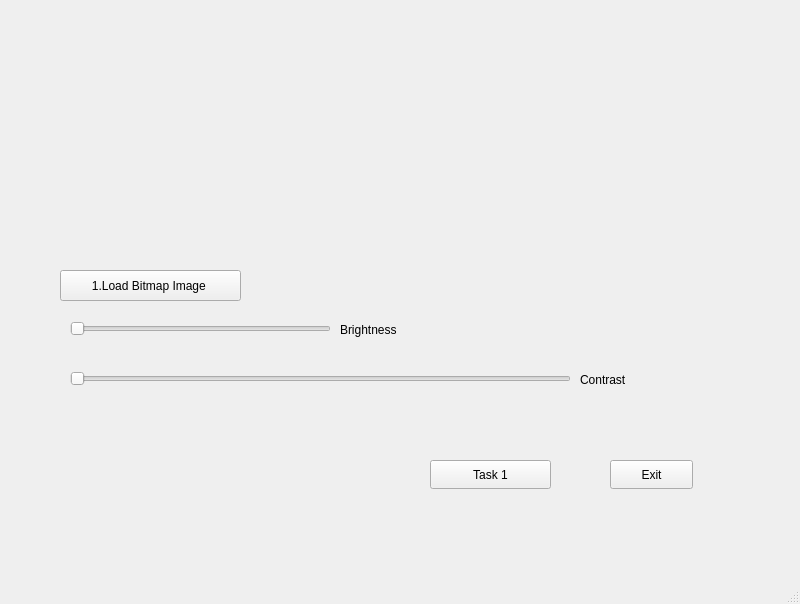
This is mainwindow.ui in juman004/ECE484WHub as Qt 5 draws it before an edit. The edited form follows.
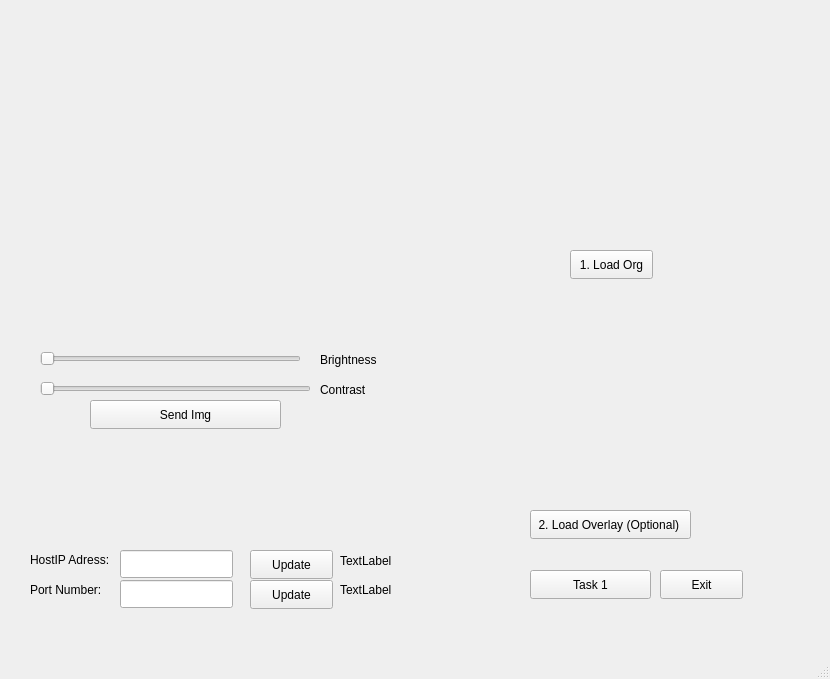
This is the edited form.

Commit message: Asgg4 W/o Alternative Design

What changed in the file:
```diff
--- a/mainwindow.ui
+++ b/mainwindow.ui
@@ -6,8 +6,8 @@
    <rect>
     <x>0</x>
     <y>0</y>
-    <width>800</width>
-    <height>604</height>
+    <width>830</width>
+    <height>679</height>
    </rect>
   </property>
   <property name="windowTitle">
@@ -17,10 +17,10 @@
    <widget class="QStackedWidget" name="stackedWidget">
     <property name="geometry">
      <rect>
-      <x>0</x>
-      <y>-30</y>
-      <width>801</width>
-      <height>621</height>
+      <x>10</x>
+      <y>0</y>
+      <width>811</width>
+      <height>661</height>
      </rect>
     </property>
     <property name="currentIndex">
@@ -123,8 +123,8 @@
      <widget class="QPushButton" name="pushButton_5">
       <property name="geometry">
        <rect>
-        <x>430</x>
-        <y>490</y>
+        <x>520</x>
+        <y>570</y>
         <width>121</width>
         <height>29</height>
        </rect>
@@ -136,8 +136,8 @@
      <widget class="QPushButton" name="pushButton_6">
       <property name="geometry">
        <rect>
-        <x>610</x>
-        <y>490</y>
+        <x>650</x>
+        <y>570</y>
         <width>83</width>
         <height>29</height>
        </rect>
@@ -146,26 +146,13 @@
        <string>Exit</string>
       </property>
      </widget>
-     <widget class="QPushButton" name="pushButton_7">
-      <property name="geometry">
-       <rect>
-        <x>60</x>
-        <y>300</y>
-        <width>181</width>
-        <height>31</height>
-       </rect>
-      </property>
-      <property name="text">
-       <string>1.Load Bitmap Image </string>
-      </property>
-     </widget>
      <widget class="QLabel" name="lbl_image_5">
       <property name="geometry">
        <rect>
-        <x>300</x>
-        <y>20</y>
-        <width>421</width>
-        <height>321</height>
+        <x>40</x>
+        <y>40</y>
+        <width>311</width>
+        <height>271</height>
        </rect>
       </property>
       <property name="text">
@@ -175,7 +162,7 @@
      <widget class="QSlider" name="bn_Slider">
       <property name="geometry">
        <rect>
-        <x>70</x>
+        <x>30</x>
         <y>350</y>
         <width>261</width>
         <height>18</height>
@@ -197,7 +184,7 @@
      <widget class="QLabel" name="label_4">
       <property name="geometry">
        <rect>
-        <x>340</x>
+        <x>310</x>
         <y>350</y>
         <width>71</width>
         <height>20</height>
@@ -210,9 +197,9 @@
      <widget class="QSlider" name="bn_Slider_2">
       <property name="geometry">
        <rect>
-        <x>70</x>
-        <y>400</y>
-        <width>501</width>
+        <x>30</x>
+        <y>380</y>
+        <width>271</width>
         <height>18</height>
        </rect>
       </property>
@@ -232,8 +219,8 @@
      <widget class="QLabel" name="label_5">
       <property name="geometry">
        <rect>
-        <x>580</x>
-        <y>400</y>
+        <x>310</x>
+        <y>380</y>
         <width>71</width>
         <height>20</height>
        </rect>
@@ -242,6 +229,249 @@
        <string>Contrast</string>
       </property>
      </widget>
+     <widget class="QLabel" name="label_6">
+      <property name="geometry">
+       <rect>
+        <x>330</x>
+        <y>550</y>
+        <width>151</width>
+        <height>21</height>
+       </rect>
+      </property>
+      <property name="text">
+       <string>TextLabel</string>
+      </property>
+     </widget>
+     <widget class="QLabel" name="label_7">
+      <property name="geometry">
+       <rect>
+        <x>20</x>
+        <y>550</y>
+        <width>111</width>
+        <height>20</height>
+       </rect>
+      </property>
+      <property name="text">
+       <string>HostIP Adress:</string>
+      </property>
+     </widget>
+     <widget class="QLabel" name="label_8">
+      <property name="geometry">
+       <rect>
+        <x>20</x>
+        <y>580</y>
+        <width>101</width>
+        <height>20</height>
+       </rect>
+      </property>
+      <property name="text">
+       <string>Port Number:</string>
+      </property>
+     </widget>
+     <widget class="QLineEdit" name="lineEdit">
+      <property name="geometry">
+       <rect>
+        <x>110</x>
+        <y>550</y>
+        <width>113</width>
+        <height>28</height>
+       </rect>
+      </property>
+     </widget>
+     <widget class="QLineEdit" name="lineEdit_2">
+      <property name="geometry">
+       <rect>
+        <x>110</x>
+        <y>580</y>
+        <width>113</width>
+        <height>28</height>
+       </rect>
+      </property>
+     </widget>
+     <widget class="QPushButton" name="pushButton_8">
+      <property name="geometry">
+       <rect>
+        <x>240</x>
+        <y>550</y>
+        <width>83</width>
+        <height>29</height>
+       </rect>
+      </property>
+      <property name="text">
+       <string>Update</string>
+      </property>
+     </widget>
+     <widget class="QPushButton" name="pushButton_9">
+      <property name="geometry">
+       <rect>
+        <x>240</x>
+        <y>580</y>
+        <width>83</width>
+        <height>29</height>
+       </rect>
+      </property>
+      <property name="text">
+       <string>Update</string>
+      </property>
+     </widget>
+     <widget class="QLabel" name="label_9">
+      <property name="geometry">
+       <rect>
+        <x>330</x>
+        <y>580</y>
+        <width>91</width>
+        <height>20</height>
+       </rect>
+      </property>
+      <property name="text">
+       <string>TextLabel</string>
+      </property>
+     </widget>
+     <widget class="QLabel" name="label_13">
+      <property name="geometry">
+       <rect>
+        <x>480</x>
+        <y>30</y>
+        <width>251</width>
+        <height>211</height>
+       </rect>
+      </property>
+      <property name="text">
+       <string/>
+      </property>
+     </widget>
+     <widget class="QLabel" name="label_14">
+      <property name="geometry">
+       <rect>
+        <x>470</x>
+        <y>300</y>
+        <width>261</width>
+        <height>201</height>
+       </rect>
+      </property>
+      <property name="text">
+       <string/>
+      </property>
+     </widget>
+     <widget class="QPushButton" name="pushButton_13">
+      <property name="geometry">
+       <rect>
+        <x>560</x>
+        <y>250</y>
+        <width>83</width>
+        <height>29</height>
+       </rect>
+      </property>
+      <property name="text">
+       <string>1. Load Org</string>
+      </property>
+     </widget>
+     <widget class="QPushButton" name="pushButton_14">
+      <property name="geometry">
+       <rect>
+        <x>520</x>
+        <y>510</y>
+        <width>161</width>
+        <height>29</height>
+       </rect>
+      </property>
+      <property name="text">
+       <string>2. Load Overlay (Optional) </string>
+      </property>
+     </widget>
+     <widget class="QPushButton" name="pushButton_15">
+      <property name="geometry">
+       <rect>
+        <x>80</x>
+        <y>400</y>
+        <width>191</width>
+        <height>29</height>
+       </rect>
+      </property>
+      <property name="text">
+       <string>Send Img</string>
+      </property>
+     </widget>
+    </widget>
+    <widget class="QWidget" name="page_3">
+     <widget class="QLabel" name="label_10">
+      <property name="geometry">
+       <rect>
+        <x>50</x>
+        <y>60</y>
+        <width>241</width>
+        <height>241</height>
+       </rect>
+      </property>
+      <property name="text">
+       <string/>
+      </property>
+     </widget>
+     <widget class="QLabel" name="label_11">
+      <property name="geometry">
+       <rect>
+        <x>510</x>
+        <y>60</y>
+        <width>251</width>
+        <height>241</height>
+       </rect>
+      </property>
+      <property name="text">
+       <string/>
+      </property>
+     </widget>
+     <widget class="QLabel" name="label_12">
+      <property name="geometry">
+       <rect>
+        <x>280</x>
+        <y>340</y>
+        <width>241</width>
+        <height>231</height>
+       </rect>
+      </property>
+      <property name="text">
+       <string/>
+      </property>
+     </widget>
+     <widget class="QPushButton" name="pushButton_10">
+      <property name="geometry">
+       <rect>
+        <x>330</x>
+        <y>60</y>
+        <width>121</width>
+        <height>29</height>
+       </rect>
+      </property>
+      <property name="text">
+       <string>Upload Org Image</string>
+      </property>
+     </widget>
+     <widget class="QPushButton" name="pushButton_11">
+      <property name="geometry">
+       <rect>
+        <x>330</x>
+        <y>100</y>
+        <width>121</width>
+        <height>29</height>
+       </rect>
+      </property>
+      <property name="text">
+       <string>Upload Over Image</string>
+      </property>
+     </widget>
+     <widget class="QPushButton" name="pushButton_12">
+      <property name="geometry">
+       <rect>
+        <x>330</x>
+        <y>140</y>
+        <width>121</width>
+        <height>29</height>
+       </rect>
+      </property>
+      <property name="text">
+       <string>Save Image</string>
+      </property>
+     </widget>
     </widget>
    </widget>
   </widget>
```
Left out of the diff: 2 changed lines with no effect on the pictures. The commit also changes 3 other files.
